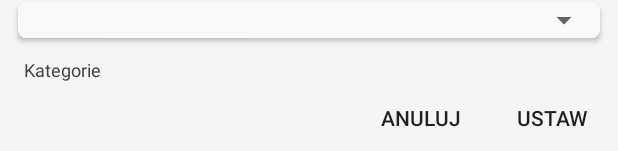
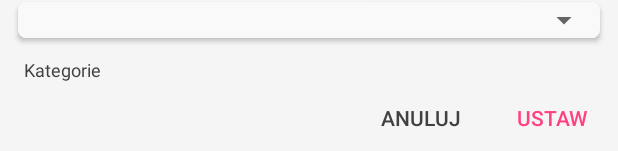
Before and after one commit to SnowdogApps/Dzia-aj-Lokalnie-w-Poznaniu, an Android app: the layout fragment_filter.xml on its own in the app's theme, with its tools: preview values and no code run, on a phone screen of 412 x 824 dp. Shown: the part 1082-1233 px from the top of the screen. Run offline under Robolectric (Android 15) with nearby library versions, the phone set to English and light mode, and no system bars.

Commit message:
added filters to events api call

```diff
--- a/app/src/main/java/pl/snowdog/dzialajlokalnie/fragment/BaseFragment.java
+++ b/app/src/main/java/pl/snowdog/dzialajlokalnie/fragment/BaseFragment.java
@@ -86,7 +86,10 @@ public abstract class BaseFragment extends Fragment {
     }
 
     protected void getEvents() {
-        DlApplication.eventApi.getEvents(new Callback<List<Event>>() {
+        Filter filter = DlApplication.filter;
+
+        DlApplication.eventApi.getEvents(filter.getDistrictFilter(), filter.getCategoriesFilter(),
+                new Callback<List<Event>>() {
             @Override
             public void success(List<Event> events, Response response) {
                 Log.d(TAG, "getEvents success: " + events);
--- a/app/src/main/res/layout/fragment_filter.xml
+++ b/app/src/main/res/layout/fragment_filter.xml
@@ -59,6 +59,7 @@
         android:layout_alignParentBottom="true"
         android:layout_alignParentRight="true"
         style="?android:attr/borderlessButtonStyle"
+        android:textColor="@color/colorAccent"
         android:text="Ustaw" />
 
     <Button
@@ -68,5 +69,6 @@
         android:layout_alignParentBottom="true"
         android:layout_toLeftOf="@+id/btSet"
         style="?android:attr/borderlessButtonStyle"
+        android:textColor="@color/text"
         android:text="Anuluj" />
 </RelativeLayout>
--- a/app/src/main/res/layout/item_category.xml
+++ b/app/src/main/res/layout/item_category.xml
@@ -17,7 +17,7 @@
         <RelativeLayout
             android:layout_width="match_parent"
             android:layout_height="wrap_content">
-            <CheckBox
+            <android.support.v7.widget.AppCompatCheckBox
                 android:id="@+id/cbName"
                 android:layout_width="match_parent"
                 android:layout_height="wrap_content"
```
Also changed, not shown: app/src/main/java/pl/snowdog/dzialajlokalnie/api/DlApi.java (+6 -2 lines).
